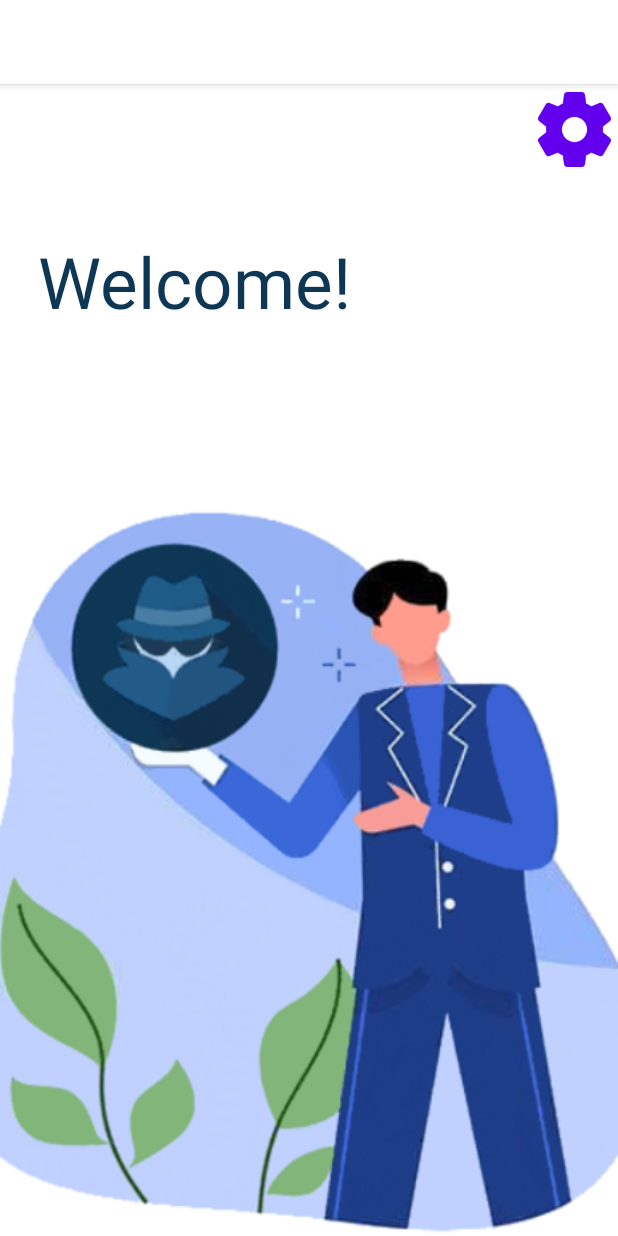
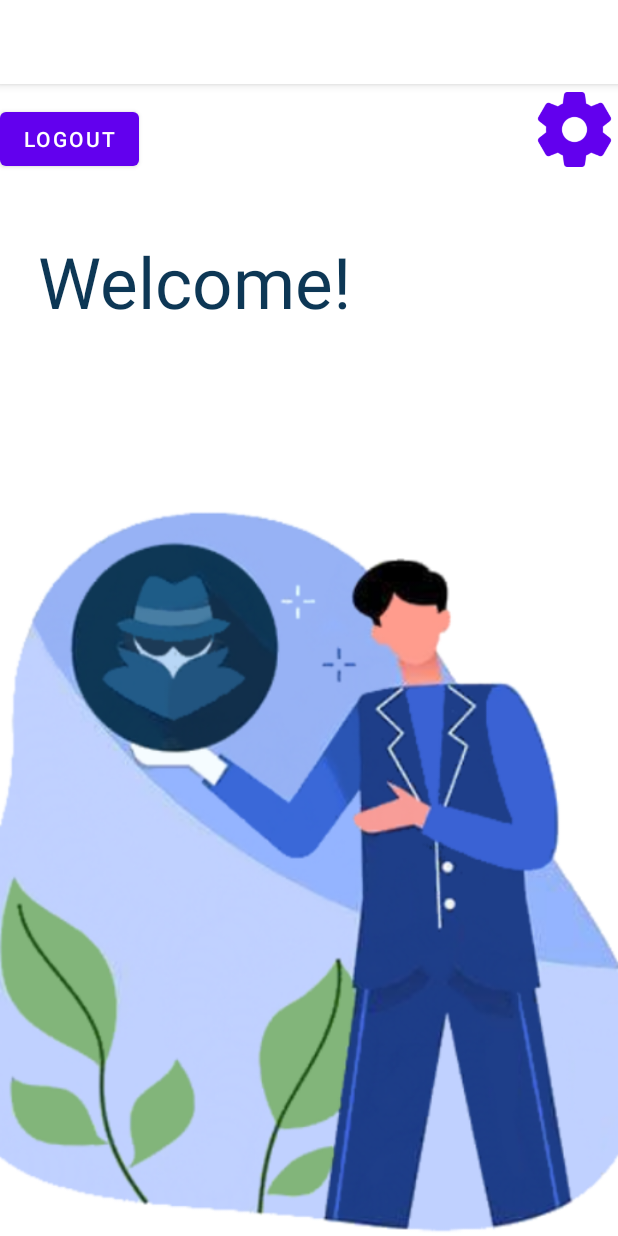
Before and after one commit to Arob122/G7_Anti-Theft-App, an Android app: the Homepage screen opened directly, with no data from a screen before it, on a phone screen of 412 x 824 dp. Run offline under Robolectric (Android 15) with nearby library versions, the phone set to English and light mode, and no system bars.

Commit message:
another update الحمدلله

```diff
--- a/app/src/main/java/com/example/g7anti_theftapp/ConfirmPassword.java
+++ b/app/src/main/java/com/example/g7anti_theftapp/ConfirmPassword.java
@@ -63,6 +63,11 @@ public class ConfirmPassword extends AppCompatActivity {
             Toast.makeText(this, "fill all fields ", Toast.LENGTH_LONG).show();
             return;
         }
+        if (value1.length()<=7){
+            Toast.makeText(this, "Password must be greater than 7 characters", Toast.LENGTH_LONG).show();
+
+            return;
+        }
 
         if (!value1.contentEquals(value2)){
             Toast.makeText(this, "password doesn't match", Toast.LENGTH_LONG).show();
--- a/app/src/main/java/com/example/g7anti_theftapp/Homepage.java
+++ b/app/src/main/java/com/example/g7anti_theftapp/Homepage.java
@@ -29,7 +29,7 @@ public class Homepage extends AppCompatActivity {
         logoutBtn.setOnClickListener(new View.OnClickListener() {
             @Override
             public void onClick(View v) {
-                Intent intent = new Intent(getApplicationContext(), Signup.class);
+                Intent intent = new Intent(getApplicationContext(), LoginActivity.class);
                 startActivity(intent);
                 finish();
             }
--- a/app/src/main/res/layout/activity_homepage.xml
+++ b/app/src/main/res/layout/activity_homepage.xml
@@ -18,7 +18,7 @@
             android:layout_height="wrap_content"
             android:layout_marginRight="250dp"
             android:text="logout"
-            android:visibility="invisible"
+            android:visibility="visible"
             app:backgroundTint="@color/purple_500"
             app:layout_constraintBottom_toBottomOf="parent"
             app:layout_constraintEnd_toEndOf="parent"
@@ -26,7 +26,7 @@
             app:layout_constraintStart_toStartOf="parent"
             app:layout_constraintTop_toTopOf="parent"
             app:layout_constraintVertical_bias="0.042"
-            tools:visibility="invisible" />
+            tools:visibility="visible" />
 
 
         <Button
```
